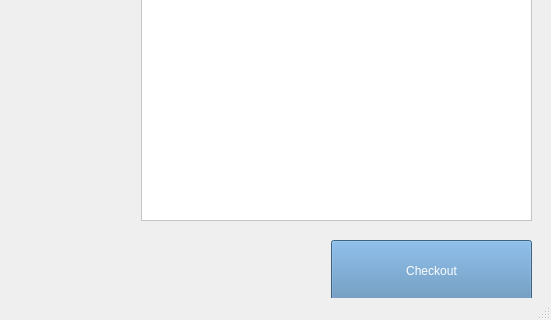
Qt form mainwindow.ui (keithbarker/3503_group_project) before a commit; both pictures show x 649 to 1200 and y 450 to 770 of the 1200 by 770 pixel window.
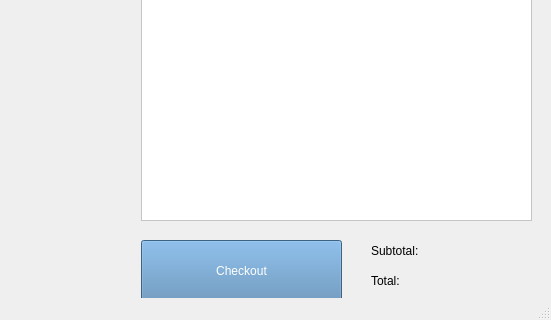
The same form after that commit.

Commit message: Add the subtotal and total to the main page and the receipt.

```diff
--- a/mainwindow.ui
+++ b/mainwindow.ui
@@ -135,7 +135,7 @@
      <widget class="QPushButton" name="checkout_button">
       <property name="geometry">
        <rect>
-        <x>980</x>
+        <x>790</x>
         <y>690</y>
         <width>201</width>
         <height>61</height>
@@ -315,6 +315,70 @@
        </property>
       </widget>
      </widget>
+     <widget class="QLabel" name="label">
+      <property name="geometry">
+       <rect>
+        <x>1020</x>
+        <y>690</y>
+        <width>71</width>
+        <height>21</height>
+       </rect>
+      </property>
+      <property name="styleSheet">
+       <string notr="true">font: 12pt &quot;MS Shell Dlg 2&quot;;</string>
+      </property>
+      <property name="text">
+       <string>Subtotal:</string>
+      </property>
+     </widget>
+     <widget class="QLabel" name="label_2">
+      <property name="geometry">
+       <rect>
+        <x>1020</x>
+        <y>720</y>
+        <width>71</width>
+        <height>21</height>
+       </rect>
+      </property>
+      <property name="styleSheet">
+       <string notr="true">font: 14pt &quot;MS Shell Dlg 2&quot;;</string>
+      </property>
+      <property name="text">
+       <string>Total:</string>
+      </property>
+     </widget>
+     <widget class="QLabel" name="subtotal_label">
+      <property name="geometry">
+       <rect>
+        <x>1100</x>
+        <y>690</y>
+        <width>61</width>
+        <height>21</height>
+       </rect>
+      </property>
+      <property name="styleSheet">
+       <string notr="true">font: 12pt &quot;MS Shell Dlg 2&quot;;</string>
+      </property>
+      <property name="text">
+       <string/>
+      </property>
+     </widget>
+     <widget class="QLabel" name="total_label">
+      <property name="geometry">
+       <rect>
+        <x>1100</x>
+        <y>720</y>
+        <width>61</width>
+        <height>21</height>
+       </rect>
+      </property>
+      <property name="styleSheet">
+       <string notr="true">font: 14pt &quot;MS Shell Dlg 2&quot;;</string>
+      </property>
+      <property name="text">
+       <string/>
+      </property>
+     </widget>
     </widget>
     <widget class="QWidget" name="confirm_page">
      <widget class="QLabel" name="confirm_label">
```
The commit also changes 2 other files.
